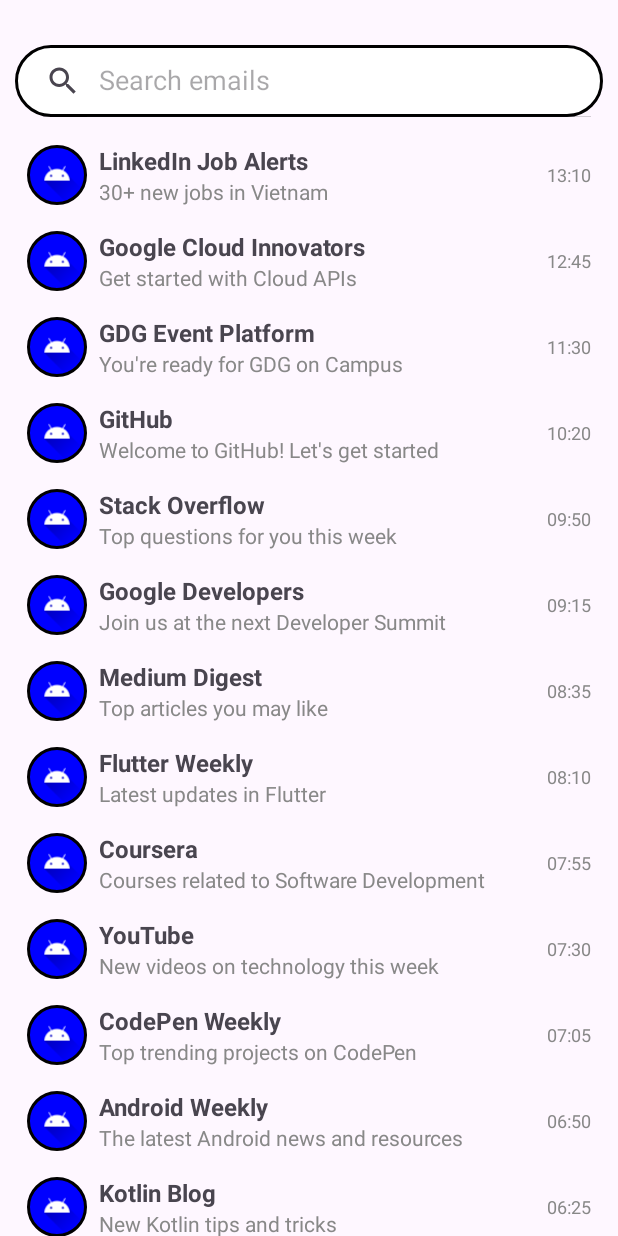
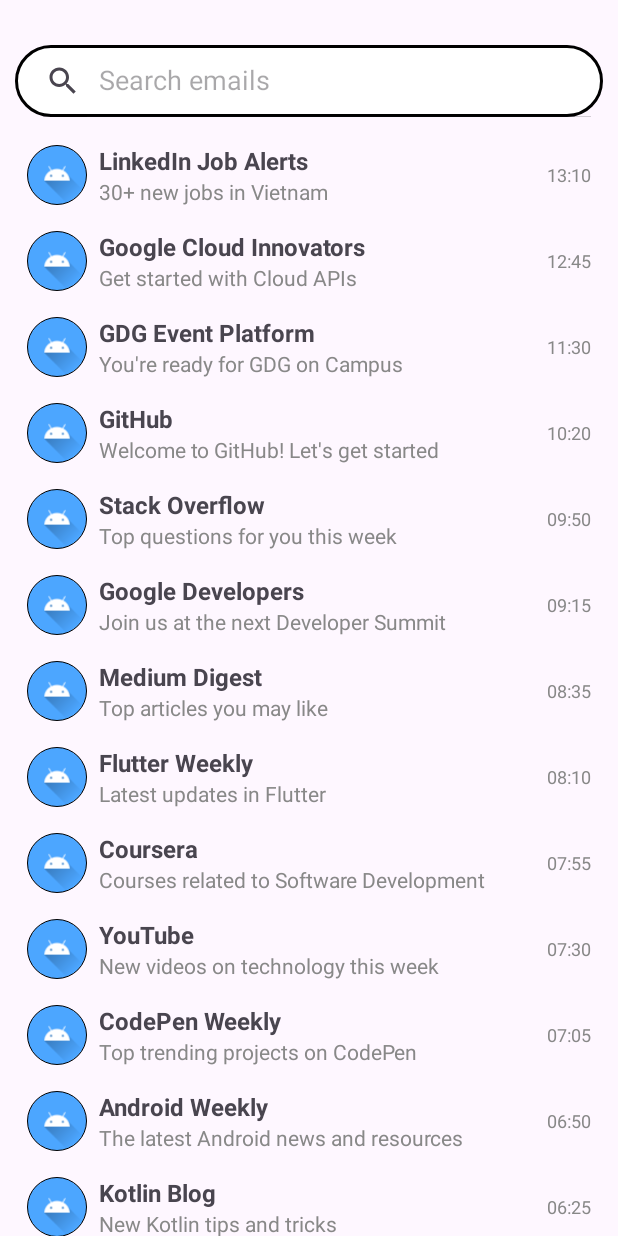
Before and after one commit to cuongceg/Gmail_Recycle_View, an Android app: the screen it shows after launch (MainActivity), on a phone screen of 412 x 824 dp. Run offline under Robolectric (Android 15) with nearby library versions, the phone set to English and light mode, and no system bars.

Commit message:
refactor: change the color and width of border

```diff
--- a/app/src/main/res/drawable/avatar_blue_background.xml
+++ b/app/src/main/res/drawable/avatar_blue_background.xml
@@ -1,8 +1,8 @@
 <?xml version="1.0" encoding="utf-8"?>
 <shape xmlns:android="http://schemas.android.com/apk/res/android">
-    <solid android:color="#0000FF" />
+    <solid android:color="#4ca6ff" />
     <corners android:radius="40dp" />
     <stroke
-        android:width="2dp"
+        android:width="0.5dp"
         android:color="@android:color/black" />
 </shape>
```
